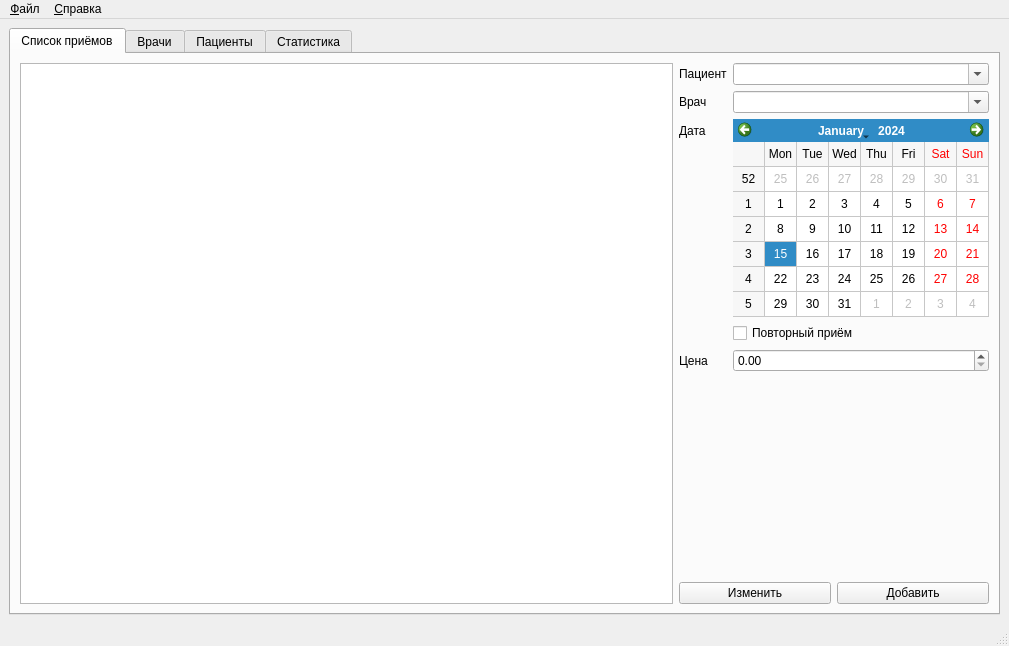
Qt form src/mainwindow.ui (MM-Collaboration/Hospital-Finance-Tracing) before a commit.
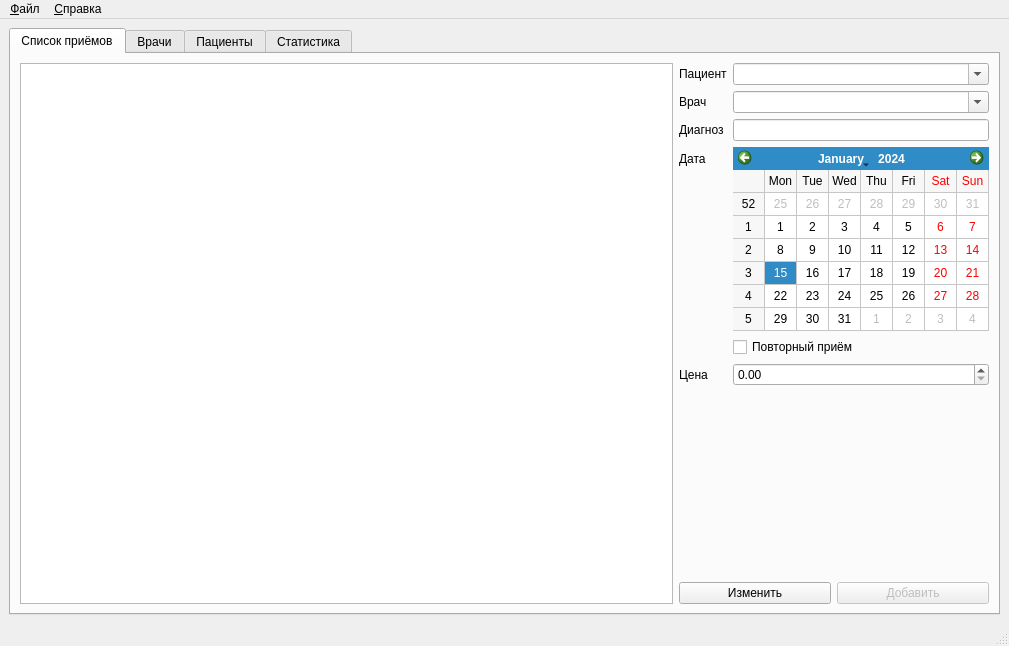
The same form after that commit. The open tabs and pages were chosen to show the change.

Diff of the .ui file:
```diff
--- a/src/mainwindow.ui
+++ b/src/mainwindow.ui
@@ -57,7 +57,7 @@
             </property>
            </widget>
           </item>
-          <item row="2" column="0">
+          <item row="3" column="0">
            <widget class="QLabel" name="label_21">
             <property name="enabled">
              <bool>true</bool>
@@ -67,7 +67,7 @@
             </property>
            </widget>
           </item>
-          <item row="2" column="1">
+          <item row="3" column="1">
            <widget class="QCalendarWidget" name="calendarWidget_visit">
             <property name="focusPolicy">
              <enum>Qt::StrongFocus</enum>
@@ -93,7 +93,7 @@
             </property>
            </widget>
           </item>
-          <item row="7" column="0" colspan="2">
+          <item row="8" column="0" colspan="2">
            <layout class="QHBoxLayout" name="horizontalLayout_6">
             <item>
              <widget class="QPushButton" name="btn_edit_appointment">
@@ -104,6 +104,9 @@
             </item>
             <item>
              <widget class="QPushButton" name="btn_add_appointment">
+              <property name="enabled">
+               <bool>false</bool>
+              </property>
               <property name="text">
                <string>Добавить</string>
               </property>
@@ -131,7 +134,7 @@
             </property>
            </widget>
           </item>
-          <item row="6" column="1">
+          <item row="7" column="1">
            <spacer name="verticalSpacer_2">
             <property name="orientation">
              <enum>Qt::Vertical</enum>
@@ -144,7 +147,7 @@
             </property>
            </spacer>
           </item>
-          <item row="3" column="1">
+          <item row="4" column="1">
            <widget class="QCheckBox" name="checkBox_repeatedVisit">
             <property name="text">
              <string>Повторный приём</string>
@@ -163,14 +166,7 @@
             </property>
            </widget>
           </item>
-          <item row="4" column="0">
-           <widget class="QLabel" name="label_7">
-            <property name="text">
-             <string>Цена</string>
-            </property>
-           </widget>
-          </item>
-          <item row="4" column="1">
+          <item row="5" column="1">
            <widget class="QDoubleSpinBox" name="doubleSpinBox_visitPrice">
             <property name="inputMethodHints">
              <set>Qt::ImhNone</set>
@@ -186,6 +182,23 @@
             </property>
            </widget>
           </item>
+          <item row="5" column="0">
+           <widget class="QLabel" name="label_7">
+            <property name="text">
+             <string>Цена</string>
+            </property>
+           </widget>
+          </item>
+          <item row="2" column="0">
+           <widget class="QLabel" name="label_10">
+            <property name="text">
+             <string>Диагноз</string>
+            </property>
+           </widget>
+          </item>
+          <item row="2" column="1">
+           <widget class="QLineEdit" name="lineEdit_visitDiagnosis"/>
+          </item>
          </layout>
         </item>
        </layout>
```
Left out of the diff: 96 changed lines with no effect on the pictures.
